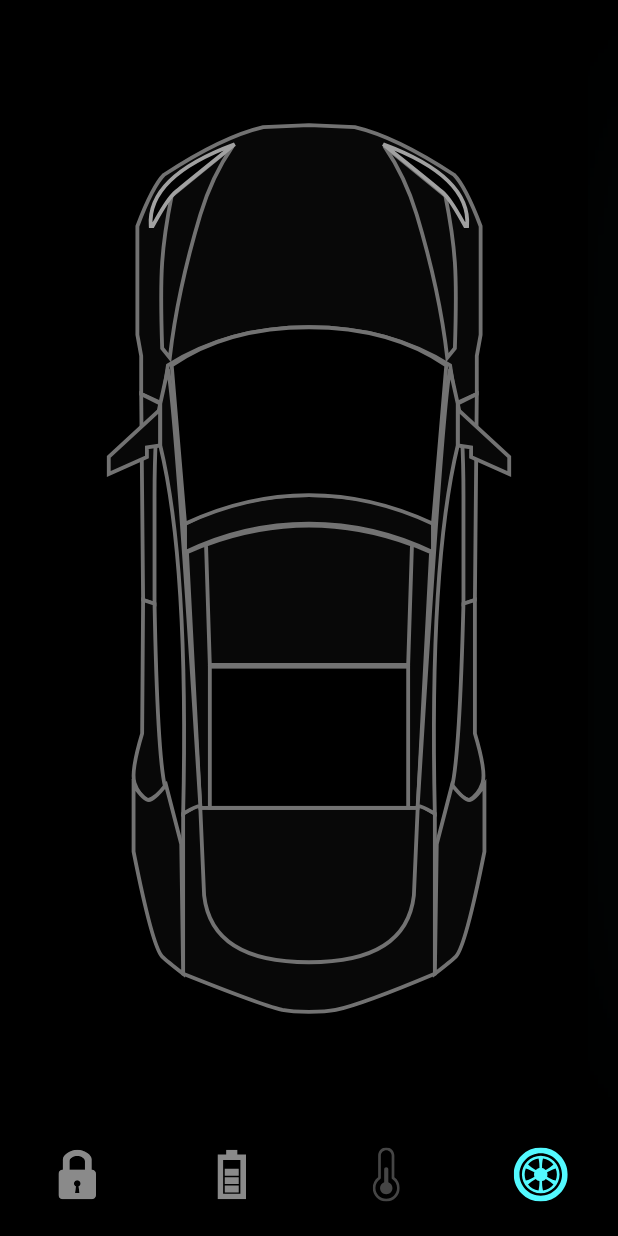
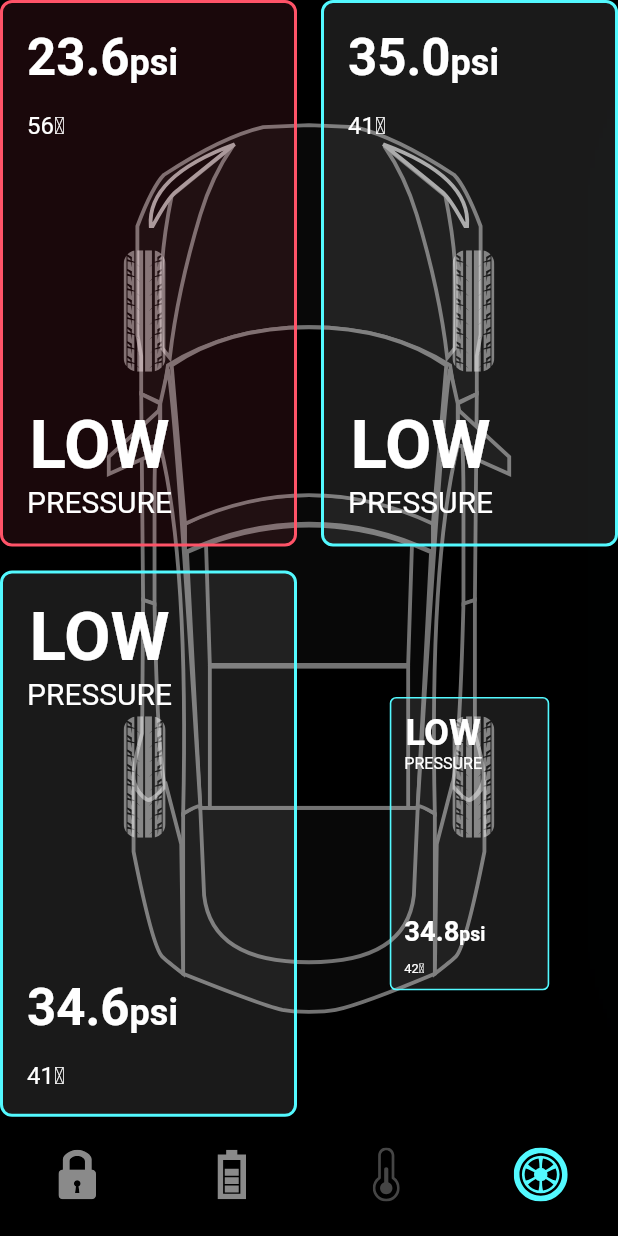
Before and after one commit to charanprasanth/Internet-Car, a Flutter app: the screen it shows after launch, item 4 of the bottom bar chosen, on a phone screen of 412 x 824 dp. Run offline on Flutter 3.47's test engine with Material 2 defaults, Android fonts, the phone set to English and light mode, and no system bars; our stand-ins replace flutter_svg.

Commit message:
part four

```diff
--- a/lib/home_controller.dart
+++ b/lib/home_controller.dart
@@ -1,10 +1,9 @@
 import 'package:flutter/cupertino.dart';
 
 class HomeController extends ChangeNotifier {
-
   int selectedBottomTab = 0;
 
-  void onBottomNavigationTabChange(int index){
+  void onBottomNavigationTabChange(int index) {
     selectedBottomTab = index;
     notifyListeners();
   }
@@ -14,6 +13,8 @@ class HomeController extends ChangeNotifier {
   bool isBonnetDoorLock = true;
   bool isTrunkDoorLock = true;
   bool isCoolSelected = true;
+  bool isShowTyre = false;
+  bool isShowTyreStatus = false;
 
   void updateRightDoorLock() {
     isRightDoorLock = !isRightDoorLock;
@@ -35,8 +36,35 @@ class HomeController extends ChangeNotifier {
     notifyListeners();
   }
 
-  void updateSelectedTab(){
+  void updateSelectedTab() {
     isCoolSelected = !isCoolSelected;
     notifyListeners();
   }
+
+  void showTyreController(int index) {
+    if (selectedBottomTab != 3 && index == 3) {
+      Future.delayed(
+        Duration(milliseconds: 400),
+        () {
+          isShowTyre = true;
+          notifyListeners();
+        },
+      );
+    } else {
+      isShowTyre = false;
+      notifyListeners();
+    }
+  }
+
+  void tyreStatusController(int index) {
+    if (selectedBottomTab != 3 && index == 3) {
+      isShowTyreStatus = true;
+      notifyListeners();
+    } else {
+      Future.delayed(Duration(milliseconds: 400), () {
+        isShowTyreStatus = false;
+        notifyListeners();
+      });
+    }
+  }
 }
--- /dev/null
+++ b/lib/screens/components/tyre_psi_card.dart
@@ -0,0 +1,101 @@
+import 'package:flutter/material.dart';
+import 'package:internet_car/models/TyrePsi.dart';
+
+import '../../constanins.dart';
+
+class Tyre_psi_card extends StatelessWidget {
+  const Tyre_psi_card({
+    Key? key,
+    required this.isBottomTwoTyre,
+    required this.tyrePsi,
+  }) : super(key: key);
+
+  final bool isBottomTwoTyre;
+  final TyrePsi tyrePsi;
+
+  @override
+  Widget build(BuildContext context) {
+    return Container(
+      padding: EdgeInsets.all(defaultPadding),
+      decoration: BoxDecoration(
+        color: tyrePsi.isLowPressure ? redColor.withOpacity(0.1) : Colors.white10,
+        border: Border.all(
+          color: tyrePsi.isLowPressure ? redColor : primaryColor,
+          width: 2,
+        ),
+        borderRadius: BorderRadius.all(
+          Radius.circular(8),
+        ),
+      ),
+      child: isBottomTwoTyre
+          ? Column(
+        crossAxisAlignment: CrossAxisAlignment.start,
+        children: [
+          lowPressureText(context),
+          Spacer(),
+          psiText(context, psi: tyrePsi.psi.toString()),
+          SizedBox(height: defaultPadding),
+          Text(
+            "${tyrePsi.temp}\u2103",
+            style: TextStyle(
+              fontSize: 16,
+            ),
+          ),
+        ],
+      )
+          : Column(
+        crossAxisAlignment: CrossAxisAlignment.start,
+        children: [
+          psiText(context, psi: tyrePsi.psi.toString()),
+          SizedBox(height: defaultPadding),
+          Text(
+            "${tyrePsi.temp}\u2103",
+            style: TextStyle(
+              fontSize: 16,
+            ),
+          ),
+          Spacer(),
+          lowPressureText(context),
+        ],
+      ),
+    );
+  }
+
+  Text psiText(BuildContext context, {required String psi}) {
+    return Text.rich(
+      TextSpan(
+        text: psi,
+        style: Theme.of(context).textTheme.headline4!.copyWith(
+          fontWeight: FontWeight.w600,
+          color: Colors.white,
+        ),
+        children: [
+          TextSpan(
+            text: "psi",
+            style: TextStyle(fontSize: 24),
+          ),
+        ],
+      ),
+    );
+  }
+
+  Column lowPressureText(BuildContext context) {
+    return Column(
+      children: [
+        Text(
+          "LOW",
+          style: Theme.of(context).textTheme.headline3!.copyWith(
+            fontWeight: FontWeight.w600,
+            color: Colors.white,
+          ),
+        ),
+        Text(
+          "PRESSURE",
+          style: TextStyle(
+            fontSize: 20,
+          ),
+        ),
+      ],
+    );
+  }
+}
--- /dev/null
+++ b/lib/screens/components/tyres.dart
@@ -0,0 +1,26 @@
+import 'package:flutter/material.dart';
+import 'package:flutter_svg/svg.dart';
+
+List<Widget> tyres(BoxConstraints constraints){
+  return [
+    Positioned(
+      left: constraints.maxWidth * 0.2,
+      top: constraints.maxHeight * 0.22,
+      child: SvgPicture.asset("assets/icons/FL_Tyre.svg"),
+    ),
+    Positioned(
+      right: constraints.maxWidth * 0.2,
+      top: constraints.maxHeight * 0.22,
+      child: SvgPicture.asset("assets/icons/FL_Tyre.svg"),
+    ),
+    Positioned(
+      left: constraints.maxWidth * 0.2,
+      top: constraints.maxHeight * 0.63,
+      child: SvgPicture.asset("assets/icons/FL_Tyre.svg"),
+    ),Positioned(
+      right: constraints.maxWidth * 0.2,
+      top: constraints.maxHeight * 0.63,
+      child: SvgPicture.asset("assets/icons/FL_Tyre.svg"),
+    ),
+  ];
+}
--- a/lib/screens/home_screen.dart
+++ b/lib/screens/home_screen.dart
@@ -2,12 +2,14 @@ import 'package:flutter/material.dart';
 import 'package:flutter_svg/flutter_svg.dart';
 import 'package:internet_car/constanins.dart';
 import 'package:internet_car/home_controller.dart';
+import 'package:internet_car/models/TyrePsi.dart';
 
 import 'components/battery_status.dart';
 import 'components/door_lock.dart';
 import 'components/internet_car_bottom_navigation_bar.dart';
 import 'components/temp_details.dart';
-import 'components/tmp_btn.dart';
+import 'components/tyre_psi_card.dart';
+import 'components/tyres.dart';
 
 class HomeScreen extends StatefulWidget {
   HomeScreen({Key? key}) : super(key: key);
@@ -20,12 +22,21 @@ class _HomeScreenState extends State<HomeScreen> with TickerProviderStateMixin {
   final HomeController _homeController = HomeController();
 
   late AnimationController _batteryAnimationController;
+  late AnimationController _tempAnimationController;
+  late AnimationController _tyreAnimationController;
+
   late Animation<double> _animationBattery;
   late Animation<double> _animationBatteryStatus;
   late Animation<double> _animationCarShift;
   late Animation<double> _animationTempShowInfo;
   late Animation<double> _animationCoolGlow;
-  late AnimationController _tempAnimationController;
+
+  late Animation<double> _animationTyre1Psi;
+  late Animation<double> _animationTyre2Psi;
+  late Animation<double> _animationTyre3Psi;
+  late Animation<double> _animationTyre4Psi;
+
+  late List<Animation<double>> _tyreAnimations;
 
   void setupBatteryAnimation() {
     _batteryAnimationController = AnimationController(
@@ -63,10 +74,37 @@ class _HomeScreenState extends State<HomeScreen> with TickerProviderStateMixin {
     );
   }
 
+  void setupTyreAnimation() {
+    _tyreAnimationController = AnimationController(
+        vsync: this, duration: Duration(milliseconds: 1200));
+
+    _animationTyre1Psi = CurvedAnimation(
+      parent: _tyreAnimationController,
+      curve: Interval(0.34, 0.5),
+    );
+
+    _animationTyre2Psi = CurvedAnimation(
+      parent: _tyreAnimationController,
+      curve: Interval(0.5, 0.66),
+    );
+
+    _animationTyre3Psi = CurvedAnimation(
+      parent: _tyreAnimationController,
+      curve: Interval(0.66, 0.82),
+    );
+
+    _animationTyre4Psi = CurvedAnimation(
+      parent: _tyreAnimationController,
+      curve: Interval(0.82, 1),
+    );
+  }
+
   @override
   void initState() {
     setupBatteryAnimation();
     setupTempAnimation();
+    setupTyreAnimation();
+    _tyreAnimations = [_animationTyre1Psi, _animationTyre2Psi, _animationTyre3Psi, _animationTyre4Psi];
     super.initState();
   }
 
@@ -74,6 +112,7 @@ class _HomeScreenState extends State<HomeScreen> with TickerProviderStateMixin {
   void dispose() {
     _batteryAnimationController.dispose();
     _tempAnimationController.dispose();
+    _tyreAnimationController.dispose();
     super.dispose();
   }
 
@@ -83,7 +122,8 @@ class _HomeScreenState extends State<HomeScreen> with TickerProviderStateMixin {
       animation: Listenable.merge([
         _homeController,
         _batteryAnimationController,
-        _tempAnimationController
+        _tempAnimationController,
+        _tyreAnimationController,
       ]),
       builder: (context, _) {
         return Scaffold(
@@ -99,6 +139,14 @@ class _HomeScreenState extends State<HomeScreen> with TickerProviderStateMixin {
               else if (_homeController.selectedBottomTab == 2 && index != 2)
                 _tempAnimationController.reverse(from: 0.4);
 
+              if (index == 3)
+                _tyreAnimationController.forward();
+              else if (_homeController.selectedBottomTab == 3 && index != 3)
+                _tyreAnimationController.reverse();
+
+              _homeController.showTyreController(index);
+              _homeController.tyreStatusController(index);
+              //the below line should be the last line
               _homeController.onBottomNavigationTabChange(index);
             },
             selectedTab: _homeController.selectedBottomTab,
@@ -223,6 +271,26 @@ class _HomeScreenState extends State<HomeScreen> with TickerProviderStateMixin {
                               ),
                       ),
                     ),
+                    if (_homeController.isShowTyre) ...tyres(constraints),
+                    if (_homeController.isShowTyreStatus)
+                      GridView.builder(
+                        itemCount: 4,
+                        physics: NeverScrollableScrollPhysics(),
+                        gridDelegate: SliverGridDelegateWithFixedCrossAxisCount(
+                          crossAxisCount: 2,
+                          mainAxisSpacing: defaultPadding,
+                          crossAxisSpacing: defaultPadding,
+                          childAspectRatio:
+                              constraints.maxWidth / constraints.maxHeight,
+                        ),
+                        itemBuilder: (context, index) => ScaleTransition(
+                          scale: _tyreAnimations[index],
+                          child: Tyre_psi_card(
+                            isBottomTwoTyre: index > 1,
+                            tyrePsi: demoPsiList[index],
+                          ),
+                        ),
+                      ),
                   ],
                 );
               },
```
